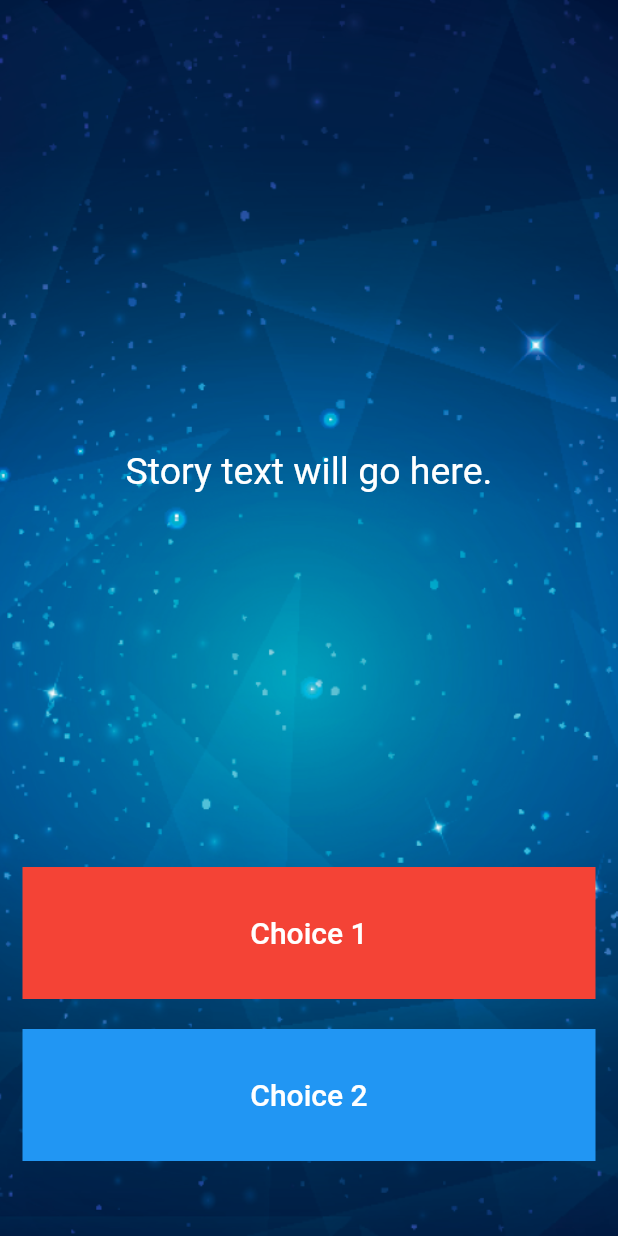
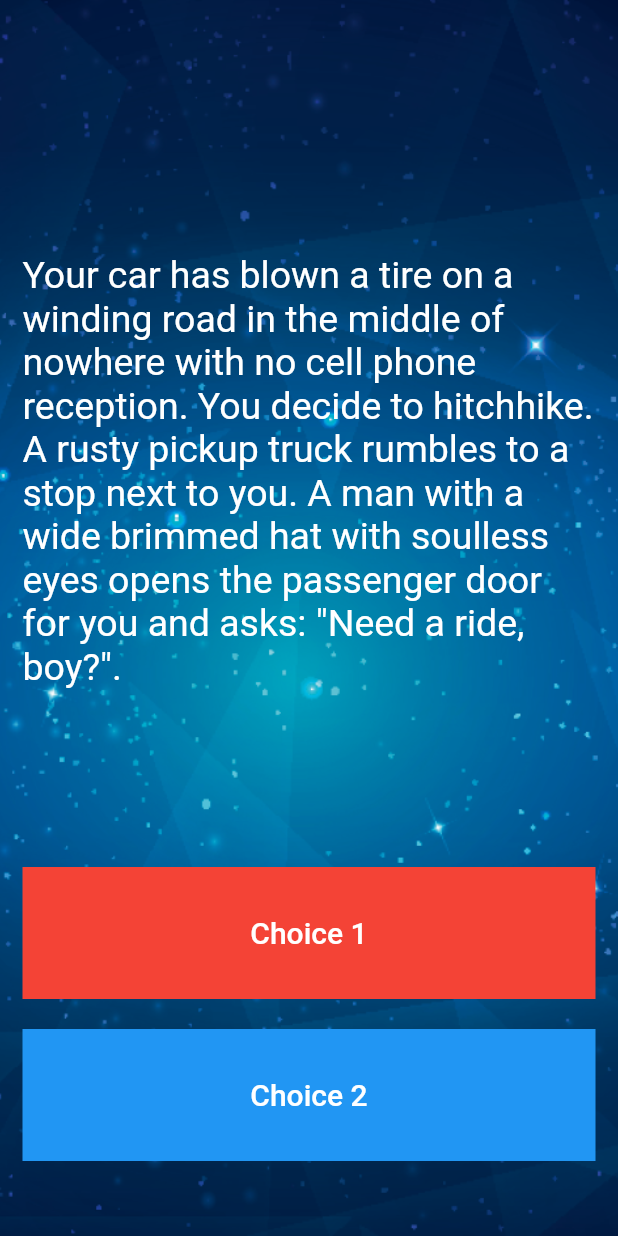
Before and after one commit to divyashivaram/flutter_udemy, a Flutter app: the screen it shows after launch, on a phone screen of 412 x 824 dp. Run offline on Flutter 3.47's test engine with Material 2 defaults, Android fonts, the phone set to English and light mode, and no system bars; our stand-ins replace audioplayers, rflutter_alert.

Commit message:
destini: todo 8,9,10: create new story object and get first story

```diff
--- a/destini_challenge/lib/main.dart
+++ b/destini_challenge/lib/main.dart
@@ -1,3 +1,4 @@
+import 'package:destini_challenge_stub/story_brain.dart';
 import 'package:flutter/material.dart';
 
 //TODO: Step 15 - Run the app and see if you can see the screen update with the first story. Delete this TODO if it looks as you expected.
@@ -13,7 +14,7 @@ class Destini extends StatelessWidget {
   }
 }
 
-//TODO: Step 9 - Create a new storyBrain object from the StoryBrain class.
+StoryBrain storybrain = StoryBrain();
 
 class StoryPage extends StatefulWidget {
   _StoryPageState createState() => _StoryPageState();
@@ -38,8 +39,7 @@ class _StoryPageState extends State<StoryPage> {
                 flex: 12,
                 child: Center(
                   child: Text(
-                    //TODO: Step 10 - use the storyBrain to get the first story title and display it in this Text Widget.
-                    'Story text will go here.',
+                    storybrain.getStory(0),
                     style: TextStyle(
                       fontSize: 25.0,
                     ),
```
Also changed, not shown: destini_challenge/lib/story_brain.dart (+6 -4 lines).
